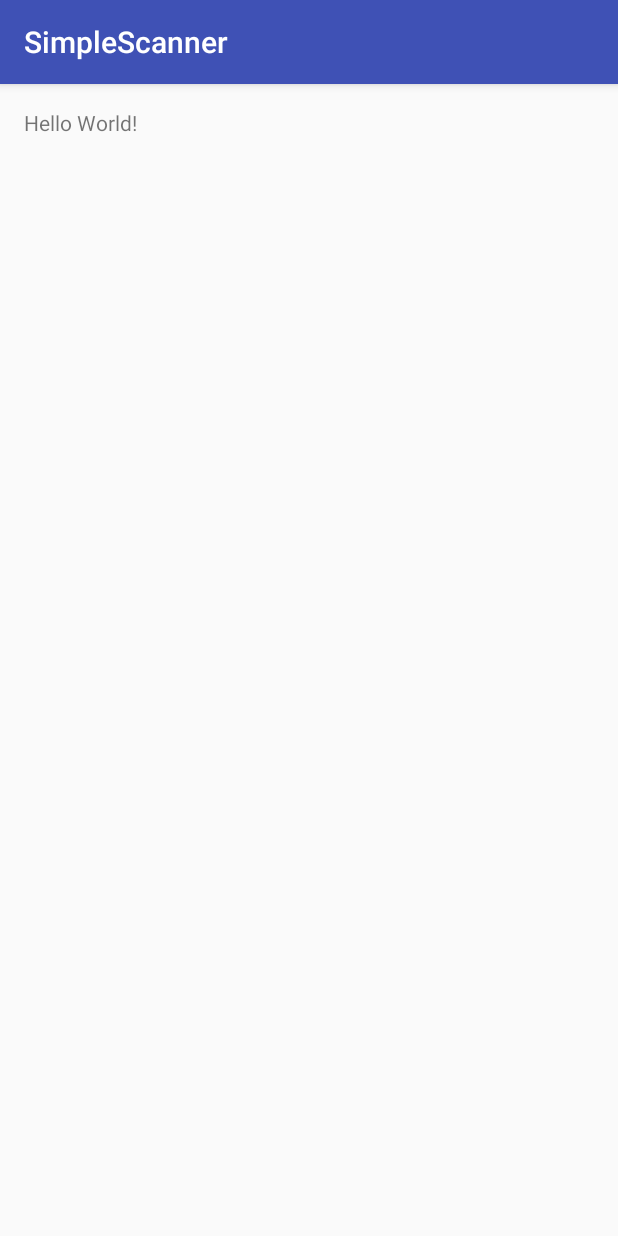
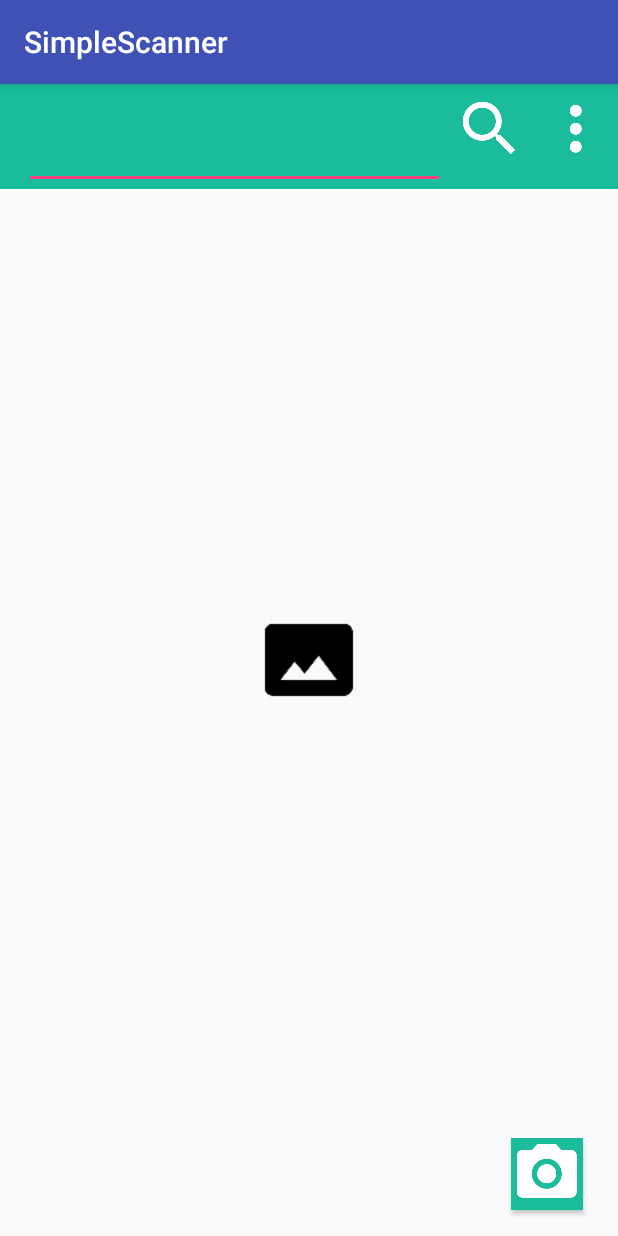
Before and after one commit to LightingStorm/SimpleScanner, an Android app: the MainActivity screen opened directly, with no data from a screen before it, on a phone screen of 412 x 824 dp. Run offline under Robolectric (Android 15) with nearby library versions, the phone set to English and light mode, and no system bars.

Commit message:
Update activity_main.xml

```diff
--- a/app/src/main/res/layout/activity_main.xml
+++ b/app/src/main/res/layout/activity_main.xml
@@ -4,14 +4,70 @@
     android:id="@+id/activity_main"
     android:layout_width="match_parent"
     android:layout_height="match_parent"
-    android:paddingBottom="@dimen/activity_vertical_margin"
-    android:paddingLeft="@dimen/activity_horizontal_margin"
-    android:paddingRight="@dimen/activity_horizontal_margin"
-    android:paddingTop="@dimen/activity_vertical_margin"
     tools:context="lightingstorm.io.simplescanner.MainActivity">
 
-    <TextView
-        android:layout_width="wrap_content"
-        android:layout_height="wrap_content"
-        android:text="Hello World!" />
+    <LinearLayout
+        android:orientation="horizontal"
+        android:layout_width="match_parent"
+        android:background="@color/LightSeaGreen"
+        android:layout_alignParentTop="true"
+        android:layout_alignParentLeft="true"
+        android:layout_alignParentStart="true"
+        android:weightSum="3"
+        android:paddingRight="16dp"
+        android:paddingLeft="16dp"
+        android:layout_height="70dp">
+
+        <EditText
+            android:id="@+id/txt_search"
+            android:layout_width="wrap_content"
+            android:inputType="text|none"
+            android:layout_height="fill_parent"
+            android:layout_marginTop="4dp"
+            android:layout_weight="3.2" />
+
+        <Button
+            android:layout_width="60dp"
+            android:drawableTop="@drawable/ic_search_white_48dp"
+            android:background="@android:color/transparent"
+
+            android:layout_gravity="center"
+            android:id="@+id/btn_search"
+            android:layout_height="fill_parent"
+            android:layout_marginTop="4dp" />
+
+        <Button
+            android:layout_width="55dp"
+            android:drawableTop="@drawable/ic_more_vert_white_48dp"
+            android:background="@android:color/transparent"
+
+            android:layout_gravity="center"
+            android:id="@+id/btn_more"
+            android:layout_height="fill_parent"
+            android:layout_marginTop="4dp" />
+
+    </LinearLayout>
+
+    <Button
+        android:layout_weight="1"
+        android:background="@color/LightSeaGreen"
+        android:drawableTop="@drawable/ic_photo_camera_white_48dp"
+        android:layout_gravity="center"
+        android:layout_marginRight="23dp"
+        android:layout_width="48dp"
+        android:layout_height="48dp"
+        android:id="@+id/btn_take_photo"
+        android:layout_marginEnd="23dp"
+        android:layout_marginBottom="17dp"
+        android:layout_alignParentBottom="true"
+        android:layout_alignParentRight="true"
+        android:layout_alignParentEnd="true" />
+
+    <ImageView
+        android:layout_width="64dp"
+        android:layout_height="64dp"
+        android:id="@+id/imageDefault"
+        android:background="@drawable/ic_photo_size_select_actual_black_48dp"
+        android:layout_centerVertical="true"
+        android:layout_centerHorizontal="true" />
 </RelativeLayout>
```
